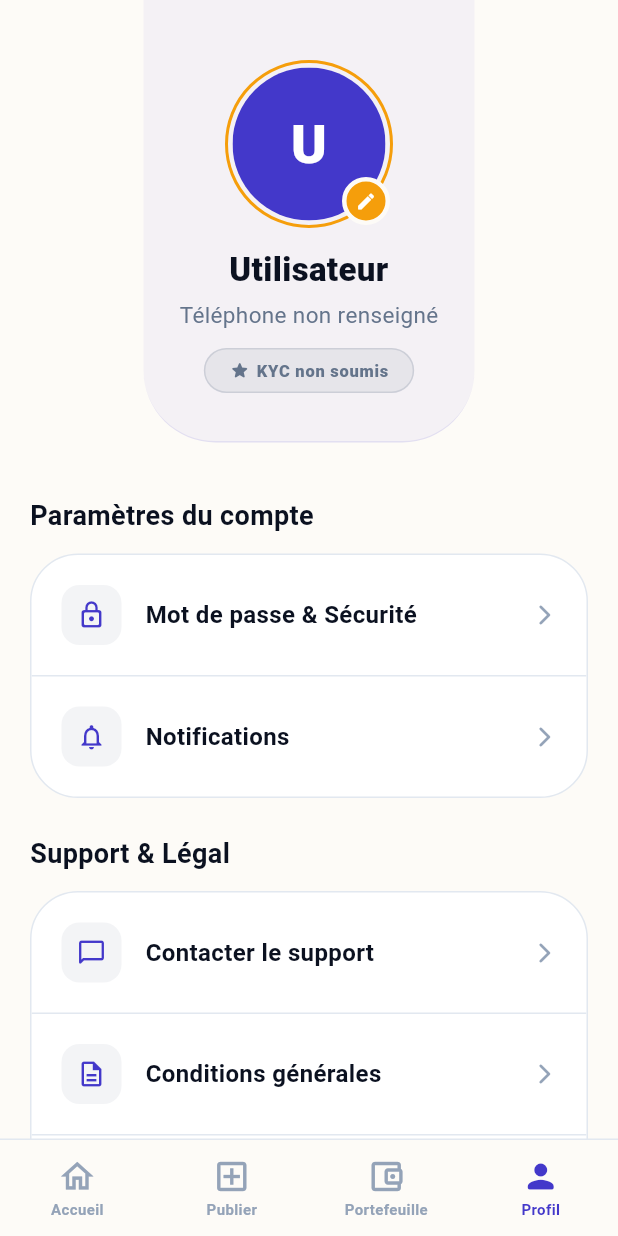
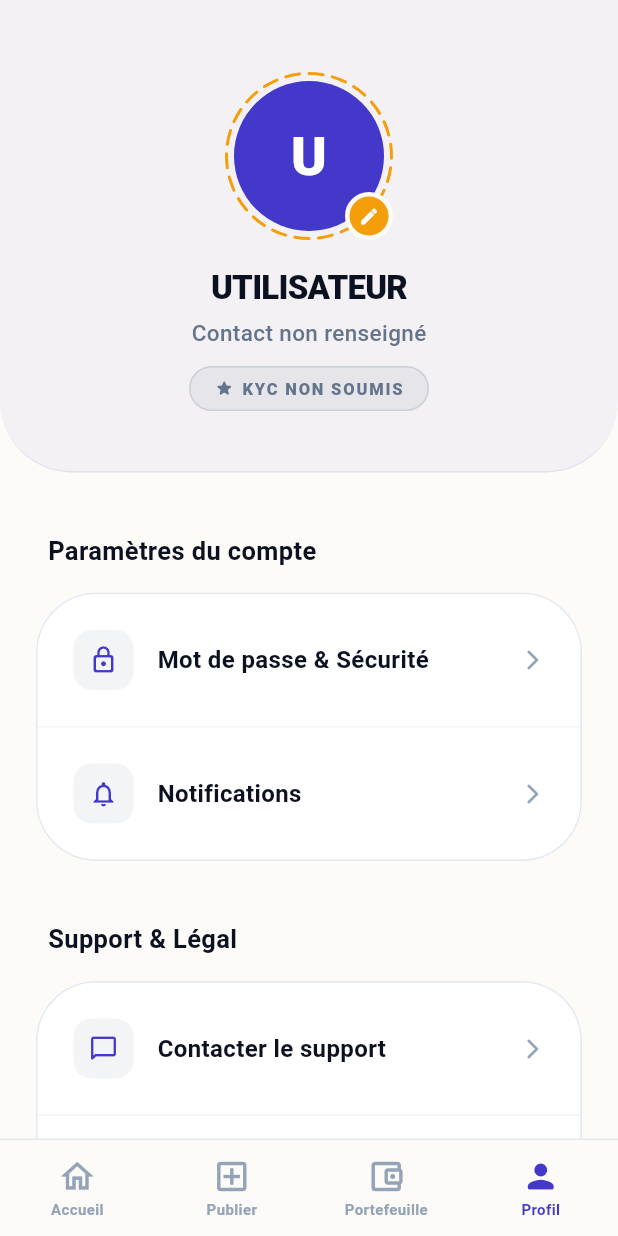
Before and after one commit to ouattaraab/seemi, a Flutter app: the HomeScreen screen opened by its route, item 4 of the bottom bar chosen, on a phone screen of 412 x 824 dp. Run offline on Flutter 3.47's test engine with Material 3 defaults, Android fonts, the phone set to English and light mode, and no system bars; our stand-ins replace dio, firebase_core, firebase_messaging, flutter_contacts, flutter_secure_storage, go_router and 3 more; missing offline and left inert: gal, video_thumbnail; accounts and stored records are empty; generated files the repository leaves out were written again; network calls fail; Roboto replaces fonts that are missing (Plus Jakarta Sans).

Commit message:
feat(profile): redesign ProfileScreen fidèle au modèle HTML
- Header : bg-primary/5, rounded-b-[3rem], border-b primary/10
- Avatar : bordure pointillée ambre (CustomPaint _DashedCirclePainter)
- Bouton edit : amber circle, border-4 fond
- Sous-titre : email prioritaire, fallback sur téléphone
- Badge KYC : uppercase tracking-widest (style HTML)
- Sections menu : radius 40px, padding p-6, dividers border/50
- Bouton logout : font-black, height 58px, border destructive/20
- Version : "SEEMI APP VERSION 1.0.4" letterSpacing 3
- feat(user): ajout champ email optionnel sur User + UserModel

Co-Authored-By: Claude Sonnet 4.6 <noreply@anthropic.com>

```diff
--- a/lib/features/auth/data/user_model.dart
+++ b/lib/features/auth/data/user_model.dart
@@ -4,6 +4,7 @@ import 'package:ppv_app/features/auth/domain/user.dart';
 class UserModel extends User {
   const UserModel({
     required super.id,
+    super.email,
     required super.phone,
     super.firstName,
     super.lastName,
@@ -20,7 +21,8 @@ class UserModel extends User {
   factory UserModel.fromJson(Map<String, dynamic> json) {
     return UserModel(
       id: json['id'] as int,
-      phone: json['phone'] as String,
+      email: json['email'] as String?,
+      phone: json['phone'] as String? ?? '',
       firstName: json['first_name'] as String?,
       lastName: json['last_name'] as String?,
       avatarUrl: json['avatar_url'] as String?,
--- a/lib/features/auth/domain/user.dart
+++ b/lib/features/auth/domain/user.dart
@@ -1,6 +1,7 @@
 /// Entité utilisateur pure — aucune dépendance framework.
 class User {
   final int id;
+  final String? email;
   final String phone;
   final String? firstName;
   final String? lastName;
@@ -15,6 +16,7 @@ class User {
 
   const User({
     required this.id,
+    this.email,
     required this.phone,
     this.firstName,
     this.lastName,
--- a/lib/features/auth/presentation/screens/profile_screen.dart
+++ b/lib/features/auth/presentation/screens/profile_screen.dart
@@ -1,3 +1,5 @@
+import 'dart:math' as math;
+
 import 'package:flutter/material.dart';
 import 'package:go_router/go_router.dart';
 import 'package:provider/provider.dart';
@@ -33,7 +35,8 @@ class _ProfileScreenState extends State<ProfileScreen> {
           final fullName = [user?.firstName, user?.lastName]
               .where((s) => s != null && s.isNotEmpty)
               .join(' ');
-          final displayName = fullName.isNotEmpty ? fullName.toUpperCase() : 'Utilisateur';
+          final displayName =
+              fullName.isNotEmpty ? fullName.toUpperCase() : 'UTILISATEUR';
 
           return RefreshIndicator(
             color: AppColors.kPrimary,
@@ -42,78 +45,79 @@ class _ProfileScreenState extends State<ProfileScreen> {
               physics: const AlwaysScrollableScrollPhysics(),
               child: Column(
                 children: [
-                  // ── Header profil ─────────────────────────────────────
-                  _buildProfileHeader(context, provider, displayName, user?.phone ?? ''),
+                  // ── Header ──────────────────────────────────────────────
+                  _buildHeader(context, provider, displayName),
 
+                  // ── Body ───────────────────────────────────────────────
                   Padding(
-                    padding: const EdgeInsets.all(AppSpacing.kScreenMargin),
+                    padding: const EdgeInsets.fromLTRB(24, 40, 24, 0),
                     child: Column(
                       crossAxisAlignment: CrossAxisAlignment.start,
                       children: [
+                        // Account Settings
+                        const _SectionTitle(label: 'Paramètres du compte'),
                         const SizedBox(height: 16),
-
-                        // ── Paramètres du compte ──────────────────────
-                        const Text('Paramètres du compte', style: AppTextStyles.kTitleLarge),
-                        const SizedBox(height: 12),
-                        _buildMenuSection([
-                          _MenuItem(
+                        _MenuCard(items: [
+                          _MenuItemData(
                             icon: Icons.lock_outline_rounded,
                             label: 'Mot de passe & Sécurité',
                             onTap: () {},
                           ),
-                          _MenuItem(
+                          _MenuItemData(
                             icon: Icons.notifications_outlined,
                             label: 'Notifications',
                             onTap: () {},
                           ),
                         ]),
 
-                        const SizedBox(height: 24),
+                        const SizedBox(height: 40),
 
-                        // ── Support & Légal ───────────────────────────
-                        const Text('Support & Légal', style: AppTextStyles.kTitleLarge),
-                        const SizedBox(height: 12),
-                        _buildMenuSection([
-                          _MenuItem(
+                        // Support & Légal
+                        const _SectionTitle(label: 'Support & Légal'),
+                        const SizedBox(height: 16),
+                        _MenuCard(items: [
+                          _MenuItemData(
                             icon: Icons.chat_bubble_outline_rounded,
                             label: 'Contacter le support',
                             onTap: () {},
                           ),
-                          _MenuItem(
+                          _MenuItemData(
                             icon: Icons.description_outlined,
                             label: 'Conditions générales',
                             onTap: () {},
                           ),
-                          _MenuItem(
+                          _MenuItemData(
                             icon: Icons.shield_outlined,
                             label: 'Politique de confidentialité',
                             onTap: () {},
                           ),
                         ]),
 
-                        const SizedBox(height: 32),
+                        const SizedBox(height: 40),
 
-                        // ── Déconnexion ───────────────────────────────
+                        // Logout
                         SizedBox(
                           width: double.infinity,
-                          height: AppSpacing.kButtonHeight,
+                          height: 58,
                           child: OutlinedButton.icon(
                             onPressed: () => _logout(context, provider),
                             icon: const Icon(Icons.logout_rounded, size: 20),
                             label: const Text('Se déconnecter'),
                             style: OutlinedButton.styleFrom(
                               foregroundColor: AppColors.kError,
+                              backgroundColor:
+                                  AppColors.kError.withValues(alpha: 0.05),
                               side: BorderSide(
-                                color: AppColors.kError.withValues(alpha: 0.3),
+                                color: AppColors.kError.withValues(alpha: 0.20),
                               ),
-                              backgroundColor: AppColors.kError.withValues(alpha: 0.05),
                               shape: RoundedRectangleBorder(
-                                borderRadius: BorderRadius.circular(AppSpacing.kRadiusPill),
+                                borderRadius: BorderRadius.circular(
+                                    AppSpacing.kRadiusPill),
                               ),
                               textStyle: const TextStyle(
                                 fontFamily: 'Plus Jakarta Sans',
                                 fontSize: 16,
-                                fontWeight: FontWeight.w800,
+                                fontWeight: FontWeight.w900,
                               ),
                             ),
                           ),
@@ -124,15 +128,15 @@ class _ProfileScreenState extends State<ProfileScreen> {
                         // Version
                         Center(
                           child: Text(
-                            'VERSION SEEMI APP 1.0.0',
+                            'SEEMI APP VERSION 1.0.4',
                             style: AppTextStyles.kCaption.copyWith(
                               fontWeight: FontWeight.w700,
-                              letterSpacing: 2,
+                              letterSpacing: 3,
                               fontSize: 11,
                             ),
                           ),
                         ),
-                        const SizedBox(height: 80),
+                        const SizedBox(height: 100),
                       ],
                     ),
                   ),
@@ -145,51 +149,62 @@ class _ProfileScreenState extends State<ProfileScreen> {
     );
   }
 
-  Widget _buildProfileHeader(
+  // ─── Header ───────────────────────────────────────────────────────────────
+
+  Widget _buildHeader(
     BuildContext context,
     ProfileProvider provider,
     String displayName,
-    String phone,
   ) {
     final user = provider.user;
     return Container(
-      padding: const EdgeInsets.fromLTRB(24, 40, 24, 32),
+      width: double.infinity,
+      padding: const EdgeInsets.fromLTRB(24, 48, 24, 40),
       decoration: BoxDecoration(
         color: AppColors.kPrimary.withValues(alpha: 0.05),
-        borderRadius: const BorderRadius.vertical(bottom: Radius.circular(48)),
+        borderRadius: const BorderRadius.vertical(
+          bottom: Radius.circular(48),
+        ),
         border: Border(
-          bottom: BorderSide(color: AppColors.kPrimary.withValues(alpha: 0.1)),
+          bottom: BorderSide(
+            color: AppColors.kPrimary.withValues(alpha: 0.10),
+          ),
         ),
       ),
       child: Column(
         children: [
-          // Avatar
+          // Avatar with dashed border + edit button
           Stack(
+            clipBehavior: Clip.none,
             children: [
-              Container(
+              // Dashed amber ring
+              SizedBox(
                 width: 112,
                 height: 112,
-                padding: const EdgeInsets.all(3),
-                decoration: BoxDecoration(
-                  shape: BoxShape.circle,
-                  border: Border.all(
+                child: CustomPaint(
+                  painter: const _DashedCirclePainter(
                     color: AppColors.kAccent,
-                    width: 2,
+                    strokeWidth: 2,
                   ),
-                ),
+                  child: Padding(
+                    padding: const EdgeInsets.all(6),
                     child: ClipOval(
                       child: user?.avatarUrl != null
                           ? Image.network(
                               user!.avatarUrl!,
                               fit: BoxFit.cover,
-                          errorBuilder: (ctx, e, st) => _defaultAvatar(displayName),
+                              errorBuilder: (ctx, e, st) =>
+                                  _avatarFallback(displayName),
                             )
-                      : _defaultAvatar(displayName),
+                          : _avatarFallback(displayName),
                     ),
                   ),
+                ),
+              ),
+              // Edit button
               Positioned(
-                bottom: 2,
-                right: 2,
+                bottom: 0,
+                right: 0,
                 child: Container(
                   width: 32,
                   height: 32,
@@ -198,37 +213,61 @@ class _ProfileScreenState extends State<ProfileScreen> {
                     shape: BoxShape.circle,
                     border: Border.all(color: AppColors.kBgBase, width: 3),
                   ),
-                  child: const Icon(Icons.edit_rounded, color: Colors.white, size: 14),
+                  child: const Icon(
+                    Icons.edit_rounded,
+                    color: Colors.white,
+                    size: 14,
+                  ),
                 ),
               ),
             ],
           ),
-          const SizedBox(height: 12),
+          const SizedBox(height: 16),
+
+          // Name
           Text(
             displayName,
-            style: AppTextStyles.kHeadlineMedium.copyWith(fontWeight: FontWeight.w900),
+            style: const TextStyle(
+              fontFamily: 'Plus Jakarta Sans',
+              fontSize: 22,
+              fontWeight: FontWeight.w900,
+              letterSpacing: -0.5,
+            ),
             textAlign: TextAlign.center,
           ),
           const SizedBox(height: 4),
+
+          // Email ou téléphone
           Text(
-            phone.isNotEmpty ? phone : 'Téléphone non renseigné',
-            style: AppTextStyles.kBodyMedium.copyWith(color: AppColors.kTextSecondary),
+            user?.email?.isNotEmpty == true
+                ? user!.email!
+                : (user?.phone.isNotEmpty == true
+                    ? user!.phone
+                    : 'Contact non renseigné'),
+            style: AppTextStyles.kBodyMedium.copyWith(
+              color: AppColors.kTextSecondary,
+              fontWeight: FontWeight.w500,
+            ),
           ),
           const SizedBox(height: 12),
-          // Badge KYC / Pro
+
+          // KYC / Pro badge
           _buildKycBadge(user?.kycStatus ?? 'none'),
         ],
       ),
     );
   }
 
-  Widget _defaultAvatar(String name) {
+  Widget _avatarFallback(String name) {
     return Container(
       color: AppColors.kPrimary,
-      child: Center(
+      alignment: Alignment.center,
       child: Text(
         name.isNotEmpty ? name[0] : 'U',
-          style: const TextStyle(color: Colors.white, fontWeight: FontWeight.w800, fontSize: 36),
+        style: const TextStyle(
+          color: Colors.white,
+          fontWeight: FontWeight.w800,
+          fontSize: 36,
         ),
       ),
     );
@@ -236,7 +275,7 @@ class _ProfileScreenState extends State<ProfileScreen> {
 
   Widget _buildKycBadge(String kycStatus) {
     final (color, label) = switch (kycStatus) {
-      'approved' => (AppColors.kAccent, 'Créateur Vérifié'),
+      'approved' => (AppColors.kAccent, 'Pro Créateur'),
       'pending'  => (AppColors.kWarning, 'KYC en attente'),
       'rejected' => (AppColors.kError, 'KYC rejeté'),
       _          => (AppColors.kTextSecondary, 'KYC non soumis'),
@@ -244,47 +283,26 @@ class _ProfileScreenState extends State<ProfileScreen> {
     return Container(
       padding: const EdgeInsets.symmetric(horizontal: 16, vertical: 6),
       decoration: BoxDecoration(
-        color: color.withValues(alpha: 0.1),
+        color: color.withValues(alpha: 0.10),
         borderRadius: BorderRadius.circular(AppSpacing.kRadiusPill),
-        border: Border.all(color: color.withValues(alpha: 0.2)),
+        border: Border.all(color: color.withValues(alpha: 0.20)),
       ),
       child: Row(
         mainAxisSize: MainAxisSize.min,
         children: [
-          Icon(Icons.star_rounded, color: color, size: 14),
-          const SizedBox(width: 4),
+          Icon(Icons.star_rounded, color: color, size: 13),
+          const SizedBox(width: 5),
           Text(
-            label,
+            label.toUpperCase(),
             style: TextStyle(
               fontFamily: 'Plus Jakarta Sans',
               color: color,
               fontSize: 11,
               fontWeight: FontWeight.w800,
-              letterSpacing: 0.5,
+              letterSpacing: 1.2,
             ),
           ),
         ],
-      ),
-    );
-  }
-
-  Widget _buildMenuSection(List<_MenuItem> items) {
-    return Container(
-      decoration: BoxDecoration(
-        color: AppColors.kBgSurface,
-        borderRadius: BorderRadius.circular(AppSpacing.kRadiusXl),
-        border: Border.all(color: AppColors.kBorder),
-      ),
-      child: ClipRRect(
-        borderRadius: BorderRadius.circular(AppSpacing.kRadiusXl),
-        child: Column(
-          children: [
-            for (var i = 0; i < items.length; i++) ...[
-              if (i > 0) const Divider(height: 1, color: AppColors.kDivider),
-              items[i].buildRow(context),
-            ],
-          ],
-        ),
       ),
     );
   }
@@ -295,18 +313,89 @@ class _ProfileScreenState extends State<ProfileScreen> {
   }
 }
 
-class _MenuItem {
+// ─── _SectionTitle ────────────────────────────────────────────────────────────
+
+class _SectionTitle extends StatelessWidget {
+  final String label;
+  const _SectionTitle({required this.label});
+
+  @override
+  Widget build(BuildContext context) {
+    return Padding(
+      padding: const EdgeInsets.symmetric(horizontal: 8),
+      child: Text(
+        label,
+        style: const TextStyle(
+          fontFamily: 'Plus Jakarta Sans',
+          fontSize: 17,
+          fontWeight: FontWeight.w700,
+        ),
+      ),
+    );
+  }
+}
+
+// ─── _MenuCard ────────────────────────────────────────────────────────────────
+
+class _MenuCard extends StatelessWidget {
+  final List<_MenuItemData> items;
+  const _MenuCard({required this.items});
+
+  @override
+  Widget build(BuildContext context) {
+    return ClipRRect(
+      borderRadius: BorderRadius.circular(40),
+      child: Container(
+        decoration: BoxDecoration(
+          color: AppColors.kBgSurface,
+          borderRadius: BorderRadius.circular(40),
+          border: Border.all(color: AppColors.kBorder),
+        ),
+        child: Column(
+          children: [
+            for (var i = 0; i < items.length; i++) ...[
+              if (i > 0)
+                Divider(
+                  height: 1,
+                  color: AppColors.kBorder.withValues(alpha: 0.5),
+                  indent: 0,
+                  endIndent: 0,
+                ),
+              _MenuRow(item: items[i]),
+            ],
+          ],
+        ),
+      ),
+    );
+  }
+}
+
+// ─── _MenuItemData ────────────────────────────────────────────────────────────
+
+class _MenuItemData {
   final IconData icon;
   final String label;
   final VoidCallback onTap;
 
-  const _MenuItem({required this.icon, required this.label, required this.onTap});
+  const _MenuItemData({
+    required this.icon,
+    required this.label,
+    required this.onTap,
+  });
+}
 
-  Widget buildRow(BuildContext context) {
+// ─── _MenuRow ─────────────────────────────────────────────────────────────────
+
+class _MenuRow extends StatelessWidget {
+  final _MenuItemData item;
+  const _MenuRow({required this.item});
+
+  @override
+  Widget build(BuildContext context) {
     return InkWell(
-      onTap: onTap,
+      onTap: item.onTap,
       child: Padding(
-        padding: const EdgeInsets.all(20),
+        padding: const EdgeInsets.all(24),
         child: Row(
           children: [
             Container(
@@ -316,19 +405,68 @@ class _MenuItem {
                 color: AppColors.kBgElevated,
                 borderRadius: BorderRadius.circular(12),
               ),
-              child: Icon(icon, color: AppColors.kPrimary, size: 20),
+              child: Icon(item.icon, color: AppColors.kPrimary, size: 20),
             ),
             const SizedBox(width: 16),
             Expanded(
               child: Text(
-                label,
-                style: AppTextStyles.kBodyLarge.copyWith(fontWeight: FontWeight.w700),
+                item.label,
+                style: AppTextStyles.kBodyLarge
+                    .copyWith(fontWeight: FontWeight.w700),
               ),
             ),
-            const Icon(Icons.arrow_forward_ios_rounded, size: 16, color: AppColors.kTextTertiary),
+            const Icon(
+              Icons.arrow_forward_ios_rounded,
+              size: 16,
+              color: AppColors.kTextTertiary,
+            ),
           ],
         ),
       ),
     );
   }
 }
+
+// ─── _DashedCirclePainter ─────────────────────────────────────────────────────
+
+class _DashedCirclePainter extends CustomPainter {
+  final Color color;
+  final double strokeWidth;
+
+  const _DashedCirclePainter({
+    required this.color,
+    this.strokeWidth = 2,
+  });
+
+  @override
+  void paint(Canvas canvas, Size size) {
+    final paint = Paint()
+      ..color = color
+      ..strokeWidth = strokeWidth
+      ..style = PaintingStyle.stroke
+      ..strokeCap = StrokeCap.round;
+
+    final center = Offset(size.width / 2, size.height / 2);
+    final radius = (size.width - strokeWidth) / 2;
+
+    const dashCount = 22;
+    const totalAngle = 2 * math.pi;
+    const dashAngle = totalAngle / dashCount;
+    const gapFraction = 0.40;
+
+    for (var i = 0; i < dashCount; i++) {
+      final startAngle = i * dashAngle - math.pi / 2;
+      const sweepAngle = dashAngle * (1 - gapFraction);
+      canvas.drawArc(
+        Rect.fromCircle(center: center, radius: radius),
+        startAngle,
+        sweepAngle,
+        false,
+        paint,
+      );
+    }
+  }
+
+  @override
+  bool shouldRepaint(_DashedCirclePainter old) => old.color != color;
+}
```
Lines whose indentation alone changed are shown as unchanged.
